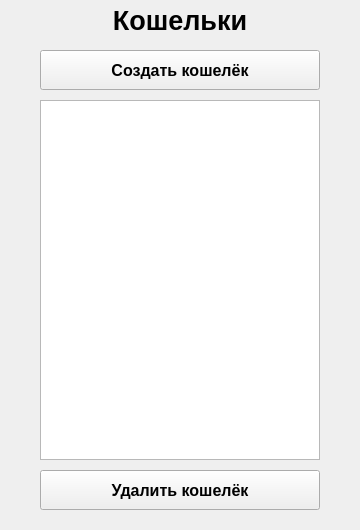
The window that Other/wallets.ui (SalavatovNabiulla/MyMoney) describes before a commit, drawn with Qt 5.
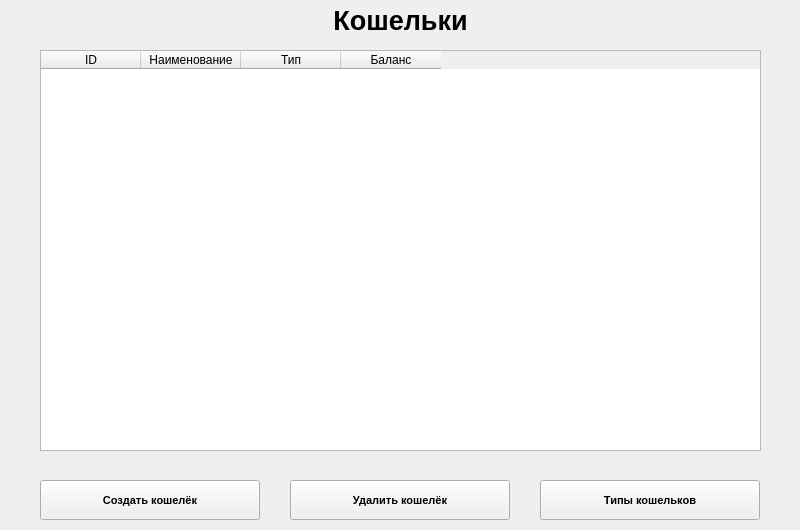
The same window after the commit.

```diff
--- a/Other/wallets.ui
+++ b/Other/wallets.ui
@@ -6,13 +6,19 @@
    <rect>
     <x>0</x>
     <y>0</y>
-    <width>360</width>
+    <width>800</width>
     <height>530</height>
    </rect>
   </property>
+  <property name="minimumSize">
+   <size>
+    <width>800</width>
+    <height>530</height>
+   </size>
+  </property>
   <property name="maximumSize">
    <size>
-    <width>360</width>
+    <width>800</width>
     <height>530</height>
    </size>
   </property>
@@ -25,7 +31,7 @@
      <rect>
       <x>0</x>
       <y>0</y>
-      <width>360</width>
+      <width>801</width>
       <height>40</height>
      </rect>
     </property>
@@ -47,14 +53,14 @@
     <property name="geometry">
      <rect>
       <x>40</x>
-      <y>50</y>
-      <width>280</width>
+      <y>480</y>
+      <width>220</width>
       <height>40</height>
      </rect>
     </property>
     <property name="font">
      <font>
-      <pointsize>12</pointsize>
+      <pointsize>8</pointsize>
       <weight>75</weight>
       <bold>true</bold>
       <kerning>true</kerning>
@@ -64,28 +70,18 @@
      <string>Создать кошелёк</string>
     </property>
    </widget>
-   <widget class="QListWidget" name="wallets_list">
-    <property name="geometry">
-     <rect>
-      <x>40</x>
-      <y>100</y>
-      <width>280</width>
-      <height>360</height>
-     </rect>
-    </property>
-   </widget>
    <widget class="QPushButton" name="delete_wallet_button">
     <property name="geometry">
      <rect>
-      <x>40</x>
-      <y>470</y>
-      <width>280</width>
+      <x>290</x>
+      <y>480</y>
+      <width>220</width>
       <height>40</height>
      </rect>
     </property>
     <property name="font">
      <font>
-      <pointsize>12</pointsize>
+      <pointsize>8</pointsize>
       <weight>75</weight>
       <bold>true</bold>
       <kerning>true</kerning>
@@ -95,6 +91,57 @@
      <string>Удалить кошелёк</string>
     </property>
    </widget>
+   <widget class="QTableWidget" name="wallets_list_table_widget">
+    <property name="geometry">
+     <rect>
+      <x>40</x>
+      <y>50</y>
+      <width>721</width>
+      <height>401</height>
+     </rect>
+    </property>
+    <column>
+     <property name="text">
+      <string>ID</string>
+     </property>
+    </column>
+    <column>
+     <property name="text">
+      <string>Наименование</string>
+     </property>
+    </column>
+    <column>
+     <property name="text">
+      <string>Тип</string>
+     </property>
+    </column>
+    <column>
+     <property name="text">
+      <string>Баланс</string>
+     </property>
+    </column>
+   </widget>
+   <widget class="QPushButton" name="wallets_types_button">
+    <property name="geometry">
+     <rect>
+      <x>540</x>
+      <y>480</y>
+      <width>220</width>
+      <height>40</height>
+     </rect>
+    </property>
+    <property name="font">
+     <font>
+      <pointsize>8</pointsize>
+      <weight>75</weight>
+      <bold>true</bold>
+      <kerning>true</kerning>
+     </font>
+    </property>
+    <property name="text">
+     <string>Типы кошельков</string>
+    </property>
+   </widget>
   </widget>
  </widget>
  <resources/>
```
